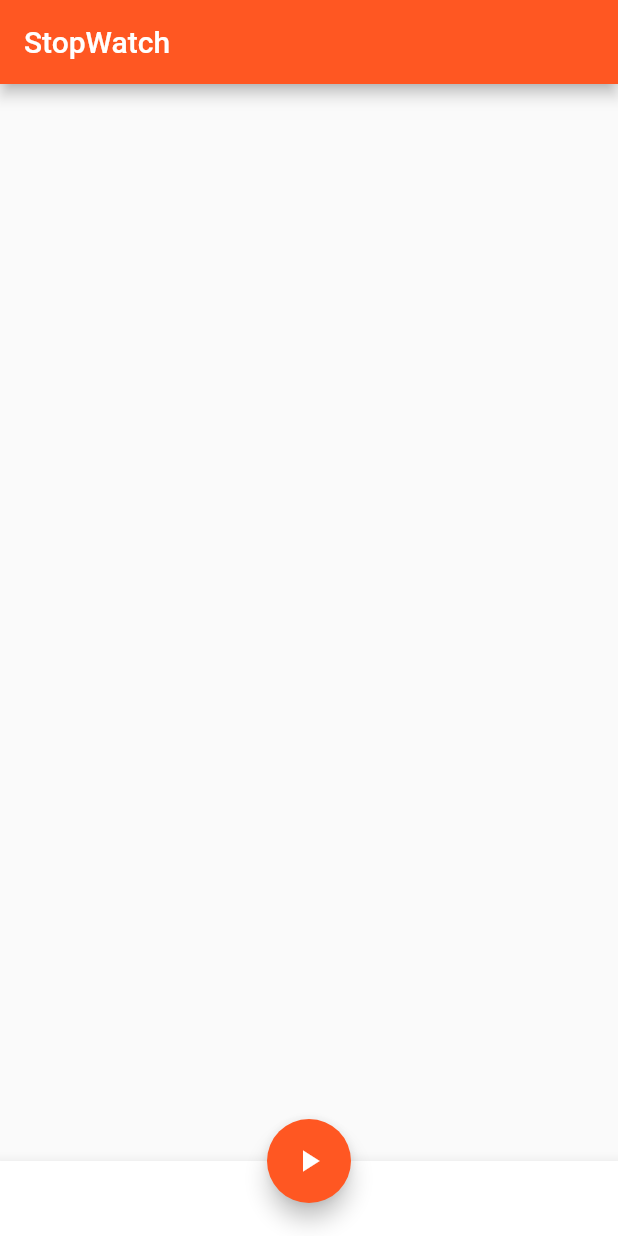
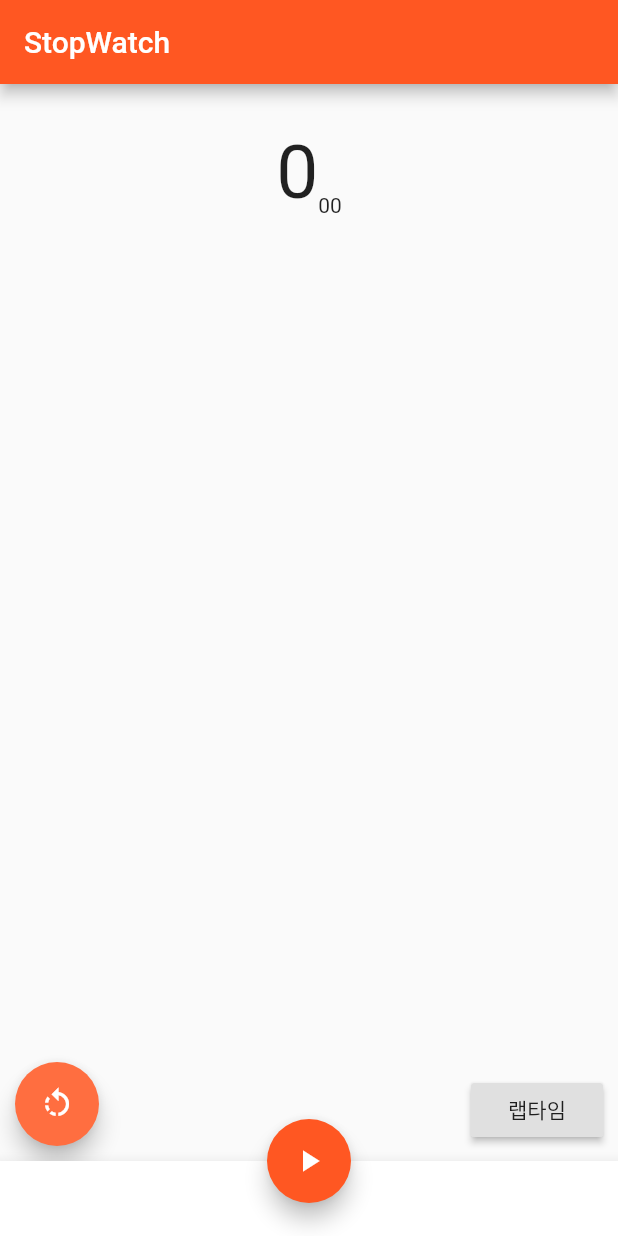
Before and after one commit to progh2/flutter-stopwatch, a Flutter app: the screen it shows after launch, on a phone screen of 412 x 824 dp. Run offline on Flutter 3.47's test engine with Material 2 defaults, Android fonts, the phone set to English and light mode, and no system bars.

Commit message:
#3 타이머 영역 UI 작성

```diff
--- a/lib/main.dart
+++ b/lib/main.dart
@@ -1,3 +1,4 @@
+import 'package:flutter/cupertino.dart';
 import 'package:flutter/material.dart';
 
 void main() {
@@ -48,7 +49,54 @@ class MyApp extends StatelessWidget {
    }
 
   Widget _buildBody() {
-     return Container();
+     return Center(
+       child: Padding(
+         padding: const EdgeInsets.only(top: 30),
+         child: Stack(
+          children: <Widget>[
+            Column(
+              children: <Widget>[
+                Row( // 시간을 표시하는 영역
+                  mainAxisAlignment: MainAxisAlignment.center,
+                  crossAxisAlignment: CrossAxisAlignment.end,
+                  children: <Widget>[
+                    Text( // 초
+                       '0',
+                       style: TextStyle(fontSize: 50.0),
+                       ),
+                    Text('00'), // 1/100초
+                  ],
+                ),
+                Container(  // 랩타임을 표시하는 영역
+                  width: 100,
+                  height: 200,
+                  child: ListView(
+                    children: <Widget>[], // TODO : 랩타임 추후 수정
+                  ),
+                )
+              ],
+            ),
+            Positioned( // TODO: 왼쪽 아래 위치 초기화 버튼
+              left:10,
+              bottom: 10,
+              child: FloatingActionButton(
+                backgroundColor: Colors.deepOrangeAccent,
+                onPressed: () {}, // TODO: 왼쪽 아래 위치 초기화 버튼 동작 구현
+                child: Icon(Icons.rotate_left),
+              ),
+            ),
+            Positioned( // 오른쪽 아래에 위치한 랩타임 버튼
+              right:10,
+              bottom: 10,
+              child: RaisedButton(
+                onPressed: () {}, // TODO: 오른쪽 아래에 위치한 랩타임 버튼 동작 구현
+                child: Text('랩타임'),
+              )
+            ),
+          ],
+         )
+       )
+     );
   }
 
   void _clickButton() {}
```
